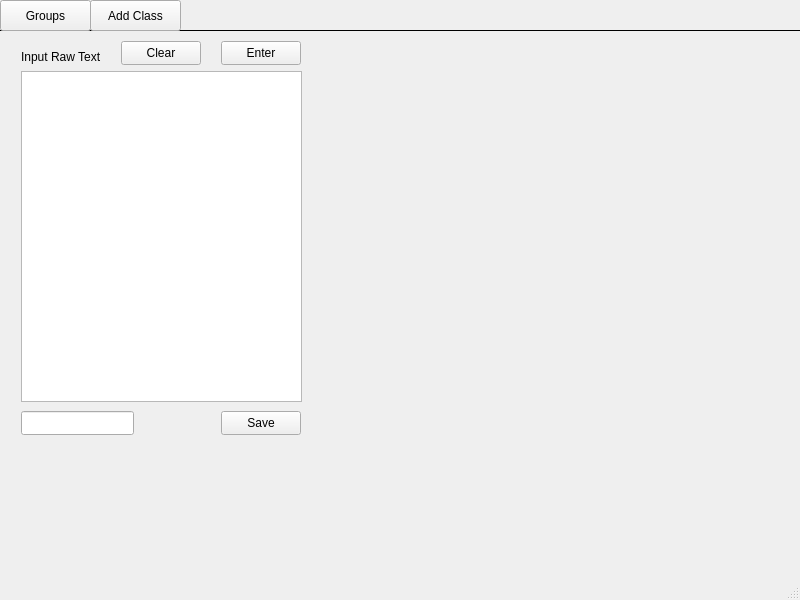
Before: the Qt Designer form hello/mainwindow.ui in 20jmorrison/makeGroups, drawn with Qt 5.
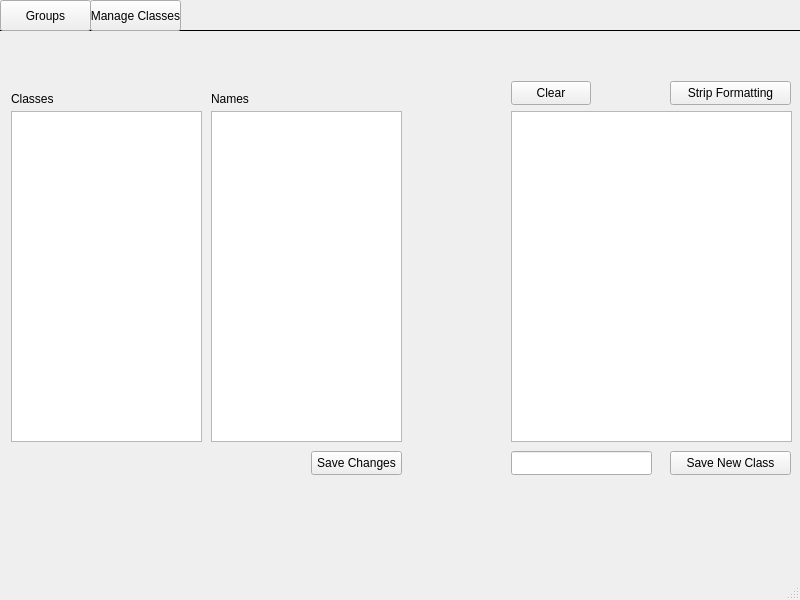
After: the same form once the commit is applied.

```diff
--- a/hello/mainwindow.ui
+++ b/hello/mainwindow.ui
@@ -33,8 +33,8 @@
      <widget class="QTextEdit" name="inputText_txt">
       <property name="geometry">
        <rect>
-        <x>30</x>
-        <y>40</y>
+        <x>520</x>
+        <y>80</y>
         <width>281</width>
         <height>331</height>
        </rect>
@@ -43,8 +43,8 @@
      <widget class="QPushButton" name="clear_btn">
       <property name="geometry">
        <rect>
-        <x>130</x>
-        <y>10</y>
+        <x>520</x>
+        <y>50</y>
         <width>80</width>
         <height>24</height>
        </rect>
@@ -53,55 +53,104 @@
        <string>Clear</string>
       </property>
      </widget>
-     <widget class="QLabel" name="label">
-      <property name="geometry">
-       <rect>
-        <x>30</x>
-        <y>10</y>
-        <width>101</width>
-        <height>31</height>
-       </rect>
-      </property>
-      <property name="text">
-       <string>Input Raw Text</string>
-      </property>
-     </widget>
      <widget class="QPushButton" name="enter_btn">
       <property name="geometry">
        <rect>
-        <x>230</x>
-        <y>10</y>
-        <width>80</width>
+        <x>679</x>
+        <y>50</y>
+        <width>121</width>
         <height>24</height>
        </rect>
       </property>
       <property name="text">
-       <string>Enter</string>
+       <string>Strip Formatting</string>
       </property>
      </widget>
      <widget class="QPushButton" name="save_btn">
       <property name="geometry">
        <rect>
-        <x>230</x>
-        <y>380</y>
-        <width>80</width>
+        <x>679</x>
+        <y>420</y>
+        <width>121</width>
         <height>24</height>
        </rect>
       </property>
       <property name="text">
-       <string>Save</string>
+       <string>Save New Class</string>
       </property>
      </widget>
      <widget class="QLineEdit" name="className_txt">
       <property name="geometry">
        <rect>
-        <x>30</x>
-        <y>380</y>
-        <width>113</width>
+        <x>520</x>
+        <y>420</y>
+        <width>141</width>
         <height>24</height>
        </rect>
       </property>
      </widget>
+     <widget class="QListWidget" name="classes_list_2">
+      <property name="geometry">
+       <rect>
+        <x>20</x>
+        <y>80</y>
+        <width>191</width>
+        <height>331</height>
+       </rect>
+      </property>
+      <property name="editTriggers">
+       <set>QAbstractItemView::CurrentChanged|QAbstractItemView::DoubleClicked|QAbstractItemView::EditKeyPressed</set>
+      </property>
+     </widget>
+     <widget class="QTextEdit" name="names_list_2">
+      <property name="geometry">
+       <rect>
+        <x>220</x>
+        <y>80</y>
+        <width>191</width>
+        <height>331</height>
+       </rect>
+      </property>
+     </widget>
+     <widget class="QLabel" name="label">
+      <property name="geometry">
+       <rect>
+        <x>20</x>
+        <y>60</y>
+        <width>49</width>
+        <height>16</height>
+       </rect>
+      </property>
+      <property name="text">
+       <string>Classes</string>
+      </property>
+     </widget>
+     <widget class="QLabel" name="label_5">
+      <property name="geometry">
+       <rect>
+        <x>220</x>
+        <y>60</y>
+        <width>49</width>
+        <height>16</height>
+       </rect>
+      </property>
+      <property name="text">
+       <string>Names</string>
+      </property>
+     </widget>
+     <widget class="QPushButton" name="saveChanges_btn">
+      <property name="geometry">
+       <rect>
+        <x>320</x>
+        <y>420</y>
+        <width>91</width>
+        <height>24</height>
+       </rect>
+      </property>
+      <property name="text">
+       <string>Save Changes</string>
+      </property>
+     </widget>
     </widget>
     <widget class="QWidget" name="page_2">
      <widget class="QListWidget" name="classes_list">
@@ -201,7 +250,7 @@
      </rect>
     </property>
     <property name="text">
-     <string>Add Class</string>
+     <string>Manage Classes</string>
     </property>
    </widget>
   </widget>
```
Left out of the diff: 2 changed lines with no effect on the pictures.
